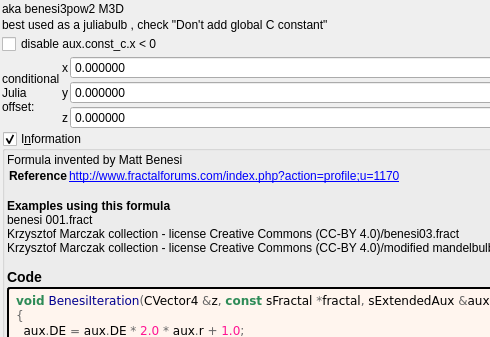
Old version of the form mandelbulber2/formula/ui/benesi.ui in the repository buddhi1980/mandelbulber2; both pictures show x 0 to 490 and y 0 to 337 of the 727 by 716 pixel window.
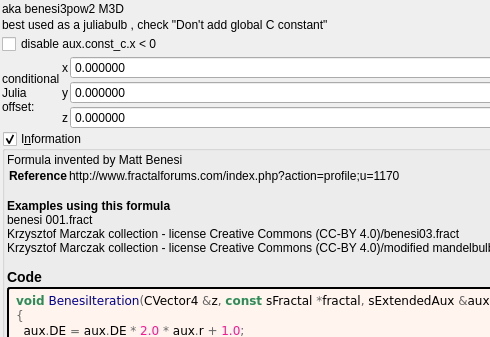
New version of the form. Custom widgets are drawn as their Qt base class.

Commit message:
docs: show fractalforums.com formula references as text
fractalforums.com is only partly online; fractalforums.org keeps a read-only
copy and the active forum. The formula information boxes now show
fractalforums.com references (and the wrapped lines that continue them) as
plain text. The links that remain are closed with </a>, which the generator
never wrote. The formula/ui files are regenerated with
tools/populate_ui_information.py.

```diff
--- a/mandelbulber2/formula/ui/benesi.ui
+++ b/mandelbulber2/formula/ui/benesi.ui
@@ -202,7 +202,7 @@
        <widget class="QLabel" name="label_information_general">
         <property name="text">
          <string notr="true">&lt;p&gt;Formula invented by Matt Benesi&lt;/p&gt;&lt;table&gt;
-&lt;tr&gt;&lt;th&gt;Reference&lt;/th&gt;&lt;td&gt;&lt;a href=&quot;http://www.fractalforums.com/index.php?action=profile;u=1170&quot;&gt;http://www.fractalforums.com/index.php?action=profile;u=1170&lt;br&gt;
+&lt;tr&gt;&lt;th&gt;Reference&lt;/th&gt;&lt;td&gt;http://www.fractalforums.com/index.php?action=profile;u=1170&lt;br&gt;
 &lt;/td&gt;&lt;/tr&gt;
 &lt;/table&gt;
 &lt;br&gt;&lt;b&gt;Examples using this formula&lt;/b&gt;&lt;br&gt;benesi 001.fract&lt;br&gt;Krzysztof Marczak collection - license Creative Commons (CC-BY 4.0)/benesi03.fract&lt;br&gt;Krzysztof Marczak collection - license Creative Commons (CC-BY 4.0)/modified mandelbulb 001.fract&lt;h3&gt;Code&lt;/h3&gt;</string>
```
The commit also changes 202 other files.
